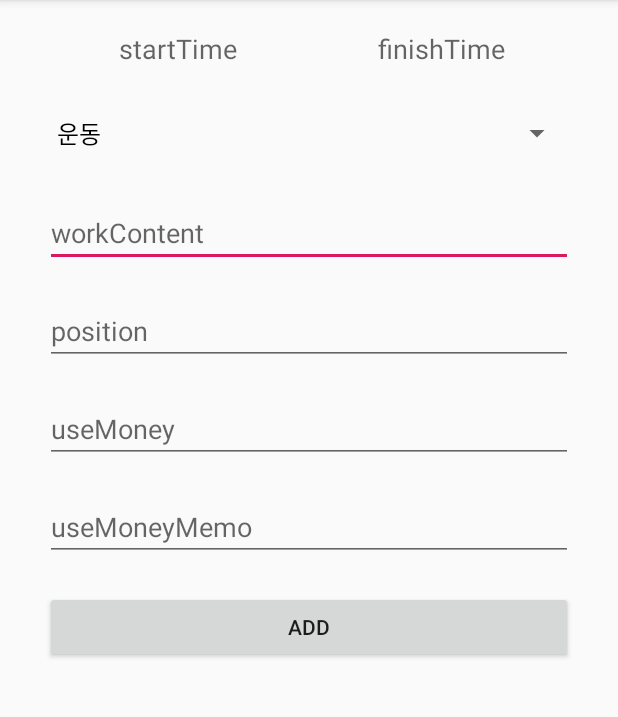
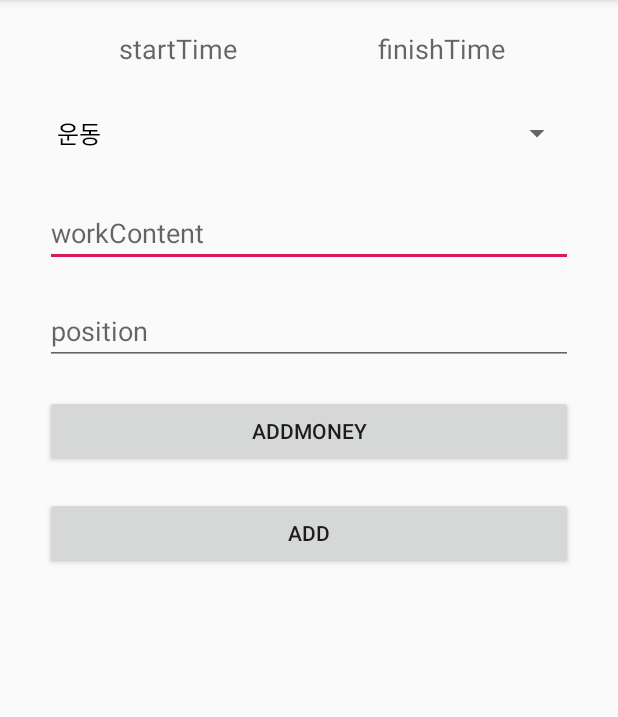
Before and after one commit to BYHadong/Tday, an Android app: the InputPage screen opened directly, with no data from a screen before it, on a phone screen of 412 x 824 dp, the part 84-801 px from its top. Run offline under Robolectric (Android 15) with nearby library versions, the phone set to English and light mode, and no system bars.

```diff
--- a/app/src/main/java/byc/app/tday/Page/InputPage.kt
+++ b/app/src/main/java/byc/app/tday/Page/InputPage.kt
@@ -6,24 +6,25 @@ import android.content.Intent
 import androidx.appcompat.app.AppCompatActivity
 import android.os.Bundle
 import android.view.View
-import android.widget.AdapterView
-import android.widget.ArrayAdapter
+import android.view.ViewGroup
+import android.widget.*
 import byc.app.tday.R
 import kotlinx.android.synthetic.main.activity_input_page.*
 import java.text.SimpleDateFormat
 import java.util.*
+import kotlin.collections.ArrayList
 
 class InputPage : AppCompatActivity() {
 
     companion object {
-        const val WORK_CATEGORY = "workCategory"
-        const val WORK_MEMO = "workMemo"
-        const val WORK_USE_TIME = "workUseTime"
-        const val WORK_DATA_ARRAY = "workDataARRAY"
+        const val WORK_DATA_ARRAY = "workData"
+        const val MONEY_DATA_ARRAY = "moneyData"
     }
 
     val workCategory: List<String> = listOf("운동", "취미", "공부", "식사", "일", "게임", "독서")
     var categoryData = "운동"
+    val useMoney = ArrayList<EditText>()
+    val useMoneyMemo = ArrayList<EditText>()
 
     override fun onCreate(savedInstanceState: Bundle?) {
         super.onCreate(savedInstanceState)
@@ -49,9 +50,23 @@ class InputPage : AppCompatActivity() {
 
         todayAddButton.setOnClickListener { view ->
             val replyIntent = Intent()
-            replyIntent.putExtra(WORK_DATA_ARRAY, arrayListOf(startTextView.text.toString(), finishTextView.text.toString(), categoryData, workContent.text.toString(), userPosition.text.toString(), useMoney.text.toString(), useMoneyMemo.text.toString()))
+            //0: StartTime, 1: FinishTime, 2: Category, 3: WorkContent, 4: userPosition, 5: useMoney, 6: useMoneyMemo
+            replyIntent.putExtra(WORK_DATA_ARRAY, arrayListOf(startTextView.text.toString(), finishTextView.text.toString(), categoryData, workContent.text.toString(), userPosition.text.toString()))
+            if(useMoney.size != 0)
+                replyIntent.putExtra(MONEY_DATA_ARRAY, arrayListOf(UseMoneyFormat(useMoney), UseMoneyFormat(useMoneyMemo)))
             setResult(Activity.RESULT_OK, replyIntent)
             finish()
+        }
+
+        addMoneyBtn.setOnClickListener { view ->
+            val useMoneyExv = EditText(this)
+            val useMoneyMemoExv = EditText(this)
+            useMoneyExv.layoutParams = LinearLayout.LayoutParams(ViewGroup.LayoutParams.MATCH_PARENT, ViewGroup.LayoutParams.WRAP_CONTENT)
+            useMoneyMemoExv.layoutParams = LinearLayout.LayoutParams(ViewGroup.LayoutParams.MATCH_PARENT, ViewGroup.LayoutParams.WRAP_CONTENT)
+            inputPageUseMoneyLayout.addView(useMoneyExv)
+            inputPageUseMoneyLayout.addView(useMoneyMemoExv)
+            useMoney.add(useMoneyExv)
+            useMoneyMemo.add(useMoneyMemoExv)
         }
 
         val nowTime = SimpleDateFormat("HH:mm").format(Calendar.getInstance().time)
@@ -85,4 +100,14 @@ class InputPage : AppCompatActivity() {
             timeSet.show()
         }
     }
+
+    fun UseMoneyFormat(arrayText: ArrayList<EditText>): String{
+        val stringBuffer = StringBuffer()
+        arrayText.forEach { editText ->
+            editText.let {
+                stringBuffer.append("${editText.text},")
+            }
+        }
+        return stringBuffer.toString()
+    }
 }
--- a/app/src/main/java/byc/app/tday/Room/TdayDataBase.kt
+++ b/app/src/main/java/byc/app/tday/Room/TdayDataBase.kt
@@ -10,7 +10,7 @@ import kotlinx.coroutines.launch
 
 
 //한번만 객체를 할당 하기 위해 싱글톤 선언
-@Database(entities = arrayOf(WorkModel::class, MoneyModel::class, WorkWithMoneyModel::class), version = 1, exportSchema = false)
+@Database(entities = arrayOf(WorkModel::class, MoneyModel::class), version = 1, exportSchema = false)
 public abstract class TdayDataBase : RoomDatabase() {
 
     //CallBack에서 데이터를 사용하기 위해
--- a/app/src/main/java/byc/app/tday/Room/TdayRepository.kt
+++ b/app/src/main/java/byc/app/tday/Room/TdayRepository.kt
@@ -40,6 +40,6 @@ class MoneyRepository(private val moneyDao: MoneyDao){
     }
 }
 
-class TdayRepository(private val tdayDao:WorkWithMoneyDao){
+class TdayRepository(private val tdayDao: WorkWithMoneyDao){
     val tdayData: LiveData<List<WorkWithMoneyModel>> = tdayDao.tdayDataGetAll()
 }
--- a/app/src/main/res/layout/activity_input_page.xml
+++ b/app/src/main/res/layout/activity_input_page.xml
@@ -2,6 +2,7 @@
 <LinearLayout xmlns:android="http://schemas.android.com/apk/res/android"
         xmlns:app="http://schemas.android.com/apk/res-auto"
         xmlns:tools="http://schemas.android.com/tools"
+        android:id="@+id/inputPageMainLayout"
         android:layout_width="match_parent"
         android:layout_height="match_parent"
         android:orientation="vertical"
@@ -54,9 +55,6 @@
             android:gravity="start|top"
             android:hint="workContent" />
 
-
-
-
     <EditText
             android:id="@+id/userPosition"
             android:layout_width="match_parent"
@@ -66,23 +64,25 @@
             android:layout_marginRight="30dp"
             android:hint="position" />
 
-    <EditText
-            android:id="@+id/useMoney"
+    <LinearLayout
+            android:id="@+id/inputPageUseMoneyLayout"
+            android:layout_width="match_parent"
+            android:layout_height="wrap_content"
+            android:layout_marginLeft="30dp"
+            android:layout_marginRight="30dp"
+            android:orientation="vertical">
+
+    </LinearLayout>
+
+
+    <Button
+            android:id="@+id/addMoneyBtn"
             android:layout_width="match_parent"
             android:layout_height="wrap_content"
             android:layout_marginLeft="30dp"
             android:layout_marginTop="20dp"
             android:layout_marginRight="30dp"
-            android:hint="useMoney" />
-
-    <EditText
-            android:id="@+id/useMoneyMemo"
-            android:layout_width="match_parent"
-            android:layout_height="wrap_content"
-            android:layout_marginLeft="30dp"
-            android:layout_marginTop="20dp"
-            android:layout_marginRight="30dp"
-            android:hint="useMoneyMemo" />
+            android:text="AddMoney" />
 
     <Button
             android:id="@+id/todayAddButton"
--- a/app/src/main/res/layout/activity_tday_main.xml
+++ b/app/src/main/res/layout/activity_tday_main.xml
@@ -83,7 +83,7 @@
             app:layout_constraintRight_toRightOf="parent" />
 
     <com.google.android.material.floatingactionbutton.FloatingActionButton
-            android:id="@+id/inputPage"
+            android:id="@+id/inputPageMainLayout"
             android:layout_width="wrap_content"
             android:layout_height="wrap_content"
             android:layout_margin="@dimen/fab_mini_button_hide_margin_size"
```
Also changed, not shown: app/src/main/java/byc/app/tday/Model/adapter/TdayListAdapter.kt (renamed from app/src/main/java/byc/app/tday/Model/adapter/TodoListAdapter.kt, +9 -14 lines), app/src/main/java/byc/app/tday/Model/adapter/TdayMoneyListAdapter.kt (added, +28 -0 lines), app/src/main/java/byc/app/tday/Page/TdayMain.kt (+19 -39 lines), app/src/main/java/byc/app/tday/Room/Entity.kt (+20 -36 lines), app/src/main/res/layout/todo_list_item.xml (+5 -5 lines), app/src/main/res/layout/todo_list_money_item.xml (added, +22 -0 lines).
